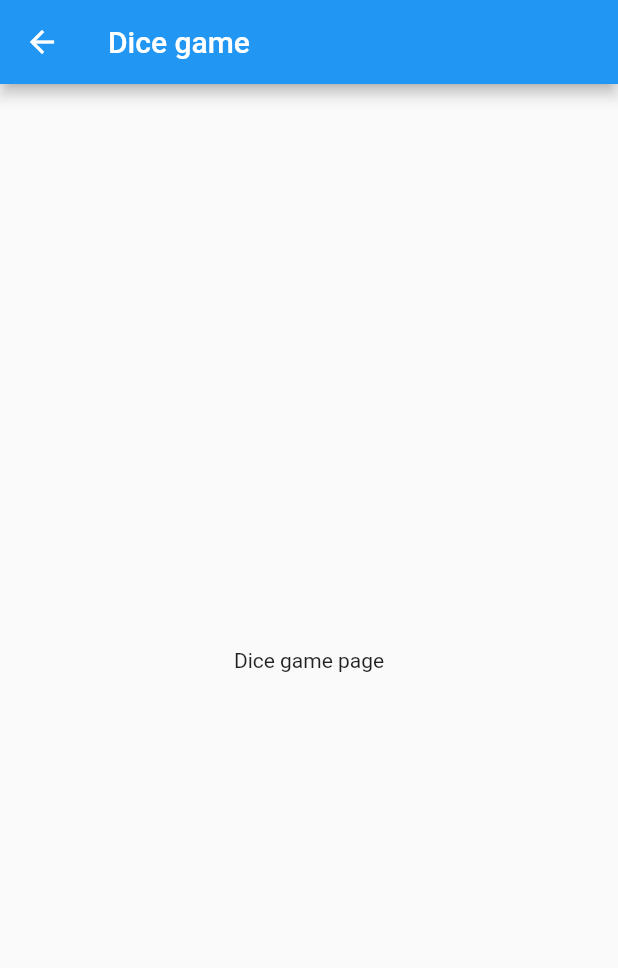
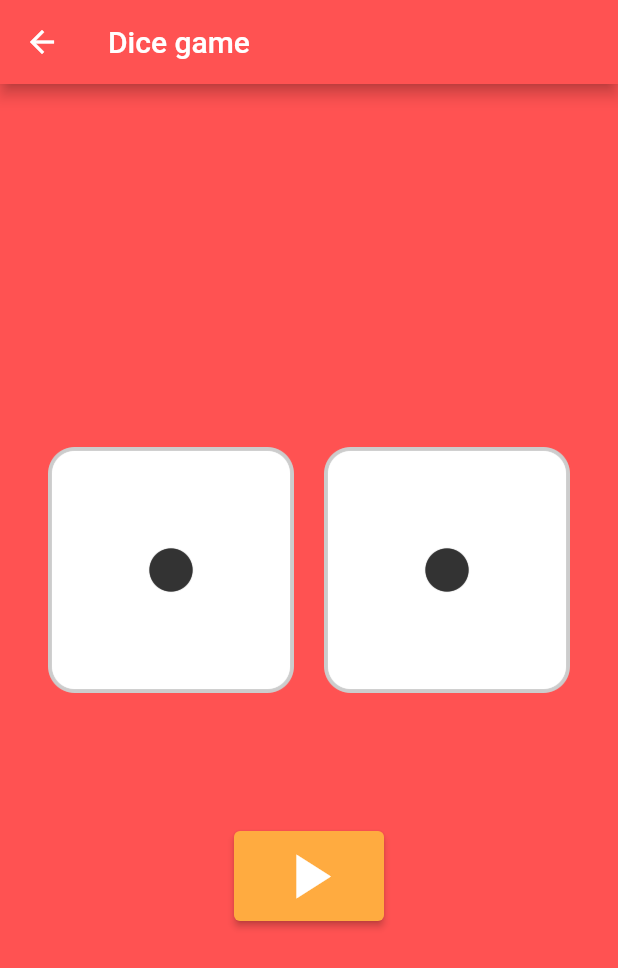
Before and after one commit to Bepo0328/StudyToFlutter, a Flutter app: the Dice screen opened directly, on a phone screen of 412 x 824 dp. Shown: the top 968 px of the screen. Run offline on Flutter 3.47's test engine with Material 2 defaults, Android fonts, the light colour scheme and no system bars; our stand-ins replace fluttertoast.

Commit message:
StudyToFlutter: Flutter - Login & Dice App 3

```diff
--- a/Login_Dice/lib/dice.dart
+++ b/Login_Dice/lib/dice.dart
@@ -1,18 +1,80 @@
+// ignore_for_file: prefer_const_constructors, prefer_const_literals_to_create_immutables
+
 import 'package:flutter/material.dart';
+import 'dart:math';
+import 'package:fluttertoast/fluttertoast.dart';
 
-class Dice extends StatelessWidget {
+class Dice extends StatefulWidget {
   const Dice({Key? key}) : super(key: key);
+
+  @override
+  State<Dice> createState() => _DiceState();
+}
+
+class _DiceState extends State<Dice> {
+  int leftDice = 1;
+  int rightDice = 1;
 
   @override
   Widget build(BuildContext context) {
     return Scaffold(
       appBar: AppBar(
         title: Text("Dice game"),
-        backgroundColor: Colors.blue,
+        backgroundColor: Colors.redAccent,
       ),
+      backgroundColor: Colors.redAccent,
       body: Center(
-        child: Text("Dice game page"),
+        child: Column(
+          mainAxisAlignment: MainAxisAlignment.center,
+          children: [
+            Padding(
+              padding: EdgeInsets.all(32.0),
+              child: Row(
+                children: [
+                  Expanded(
+                    child: Image.asset("image/dice$leftDice.png"),
+                  ),
+                  SizedBox(
+                    width: 20.0,
+                  ),
+                  Expanded(
+                    child: Image.asset("image/dice$rightDice.png"),
+                  ),
+                ],
+              ),
+            ),
+            SizedBox(
+              height: 60.0,
+            ),
+            ElevatedButton(
+              onPressed: () {
+                setState(() {
+                  leftDice = Random().nextInt(6) + 1;
+                  rightDice = Random().nextInt(6) + 1;
+                });
+                showToast("Left Dice: {$leftDice}, Right Dice: {$rightDice}");
+              },
+              child: Icon(
+                Icons.play_arrow,
+                color: Colors.white,
+                size: 50.0,
+              ),
+              style: ElevatedButton.styleFrom(
+                primary: Colors.orangeAccent,
+                minimumSize: Size(100.0, 60.0),
+              ),
+            ),
+          ],
+        ),
       ),
     );
   }
 }
+
+void showToast(String message) {
+  Fluttertoast.showToast(
+      msg: message,
+      backgroundColor: Colors.white,
+      toastLength: Toast.LENGTH_SHORT,
+      gravity: ToastGravity.BOTTOM);
+}
--- a/Login_Dice/pubspec.yaml
+++ b/Login_Dice/pubspec.yaml
@@ -34,6 +34,7 @@ dependencies:
   # The following adds the Cupertino Icons font to your application.
   # Use with the CupertinoIcons class for iOS style icons.
   cupertino_icons: ^1.0.2
+  fluttertoast: ^8.0.8
 
 dev_dependencies:
   flutter_test:
```
Also changed, not shown: Login_Dice/lib/main.dart (+9 -7 lines), Login_Dice/pubspec.lock, 1 other file.
